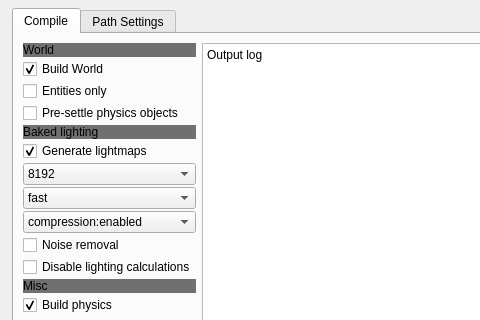
Qt form ui/s2ec.ui (KETALx/s2_externalcoompiler) before a commit; both pictures show x 0 to 480 and y 0 to 320 of the 1000 by 849 pixel window.
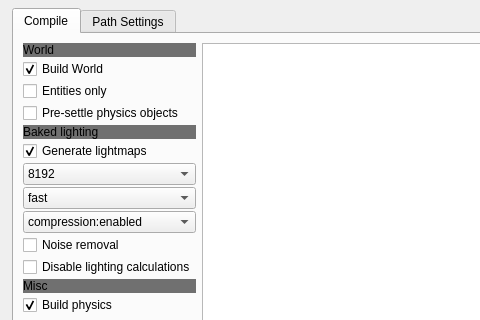
The same form after that commit. Icons and pictures are not drawn.

Commit message: compile params

What changed in the file:
```diff
--- a/ui/s2ec.ui
+++ b/ui/s2ec.ui
@@ -374,16 +374,13 @@
              <number>6</number>
             </property>
             <item>
-             <widget class="QPlainTextEdit" name="plainTextEdit_4">
+             <widget class="QTextBrowser" name="textCompileOutput">
               <property name="minimumSize">
                <size>
                 <width>0</width>
                 <height>350</height>
                </size>
               </property>
-              <property name="plainText">
-               <string>Output log</string>
-              </property>
              </widget>
             </item>
             <item>
```
The commit also changes 3 other files.
